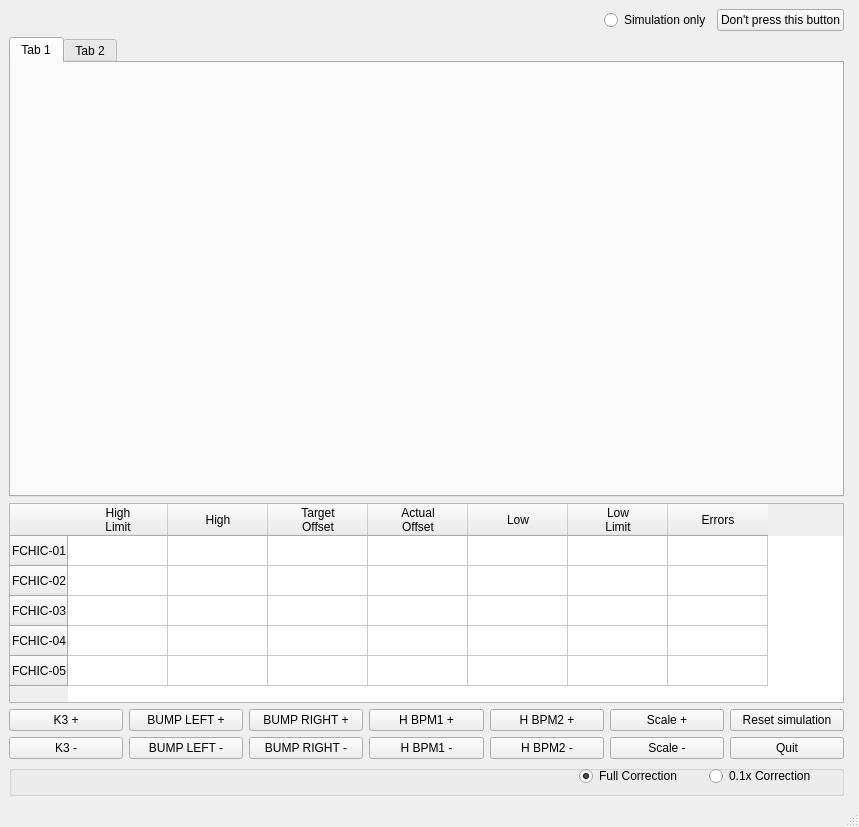
The window that i10chicgui.ui (DiamondLightSource/i10switching) describes before a commit, drawn with Qt 5.
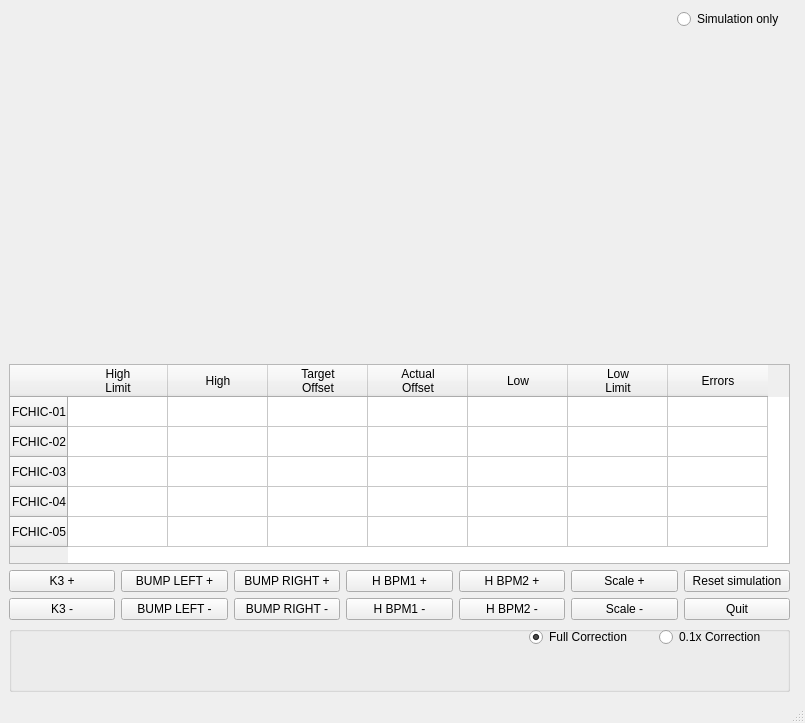
The same window after the commit.

Commit message: Tidied up the gui and removed GaussPlot as no longer necessary (saved in gaussplot.py which is not committed to github)

What changed in the file:
```diff
--- a/i10chicgui.ui
+++ b/i10chicgui.ui
@@ -6,8 +6,8 @@
    <rect>
     <x>0</x>
     <y>0</y>
-    <width>859</width>
-    <height>827</height>
+    <width>805</width>
+    <height>723</height>
    </rect>
   </property>
   <property name="windowTitle">
@@ -123,96 +123,7 @@
       </item>
      </layout>
     </item>
-    <item row="0" column="0" colspan="2">
-     <layout class="QGridLayout" name="gridLayout_2">
-      <property name="sizeConstraint">
-       <enum>QLayout::SetDefaultConstraint</enum>
-      </property>
-      <item row="0" column="4">
-       <widget class="QFrame" name="frame">
-        <property name="frameShape">
-         <enum>QFrame::StyledPanel</enum>
-        </property>
-        <property name="frameShadow">
-         <enum>QFrame::Raised</enum>
-        </property>
-       </widget>
-      </item>
-      <item row="0" column="0">
-       <spacer name="horizontalSpacer">
-        <property name="orientation">
-         <enum>Qt::Horizontal</enum>
-        </property>
-        <property name="sizeHint" stdset="0">
-         <size>
-          <width>40</width>
-          <height>20</height>
-         </size>
-        </property>
-       </spacer>
-      </item>
-      <item row="0" column="2">
-       <widget class="QPushButton" name="paramsButton">
-        <property name="maximumSize">
-         <size>
-          <width>160</width>
-          <height>50</height>
-         </size>
-        </property>
-        <property name="text">
-         <string>Don't press this button</string>
-        </property>
-       </widget>
-      </item>
-      <item row="0" column="1">
-       <widget class="QRadioButton" name="simButton">
-        <property name="text">
-         <string>Simulation only</string>
-        </property>
-       </widget>
-      </item>
-     </layout>
-    </item>
-    <item row="6" column="0">
-     <widget class="QTabWidget" name="tabWidget">
-      <property name="currentIndex">
-       <number>0</number>
-      </property>
-      <widget class="QWidget" name="tab">
-       <attribute name="title">
-        <string>Tab 1</string>
-       </attribute>
-       <widget class="QWidget" name="verticalLayoutWidget">
-        <property name="geometry">
-         <rect>
-          <x>0</x>
-          <y>0</y>
-          <width>831</width>
-          <height>401</height>
-         </rect>
-        </property>
-        <layout class="QVBoxLayout" name="graphLayout"/>
-       </widget>
-      </widget>
-      <widget class="QWidget" name="tab_2">
-       <attribute name="title">
-        <string>Tab 2</string>
-       </attribute>
-       <widget class="QWidget" name="verticalLayoutWidget_2">
-        <property name="geometry">
-         <rect>
-          <x>0</x>
-          <y>0</y>
-          <width>821</width>
-          <height>401</height>
-         </rect>
-        </property>
-        <layout class="QVBoxLayout" name="graphLayout2"/>
-       </widget>
-      </widget>
-     </widget>
-    </item>
-    <item row="1" column="0" colspan="2">
+    <item row="2" column="0" rowspan="5" colspan="2">
      <layout class="QVBoxLayout" name="matplotlib_layout"/>
     </item>
     <item row="7" column="0">
@@ -330,6 +241,43 @@
       </item>
      </widget>
     </item>
+    <item row="0" column="0">
+     <layout class="QGridLayout" name="gridLayout_2">
+      <property name="sizeConstraint">
+       <enum>QLayout::SetDefaultConstraint</enum>
+      </property>
+      <item row="0" column="3">
+       <widget class="QFrame" name="frame">
+        <property name="frameShape">
+         <enum>QFrame::StyledPanel</enum>
+        </property>
+        <property name="frameShadow">
+         <enum>QFrame::Raised</enum>
+        </property>
+       </widget>
+      </item>
+      <item row="0" column="1">
+       <widget class="QRadioButton" name="simButton">
+        <property name="text">
+         <string>Simulation only</string>
+        </property>
+       </widget>
+      </item>
+      <item row="0" column="0">
+       <spacer name="horizontalSpacer">
+        <property name="orientation">
+         <enum>Qt::Horizontal</enum>
+        </property>
+        <property name="sizeHint" stdset="0">
+         <size>
+          <width>40</width>
+          <height>20</height>
+         </size>
+        </property>
+       </spacer>
+      </item>
+     </layout>
+    </item>
     <item row="9" column="0">
      <widget class="QGroupBox" name="groupBox">
       <property name="title">
@@ -338,7 +286,7 @@
       <widget class="QRadioButton" name="small_correction_radiobutton">
        <property name="geometry">
         <rect>
-         <x>700</x>
+         <x>650</x>
          <y>0</y>
          <width>127</width>
          <height>22</height>
@@ -351,7 +299,7 @@
       <widget class="QRadioButton" name="full_correction_radiobutton">
        <property name="geometry">
         <rect>
-         <x>570</x>
+         <x>520</x>
          <y>0</y>
          <width>121</width>
          <height>22</height>
```
Left out of the diff: 2 changed lines with no effect on the pictures. The commit also changes 2 other files.
